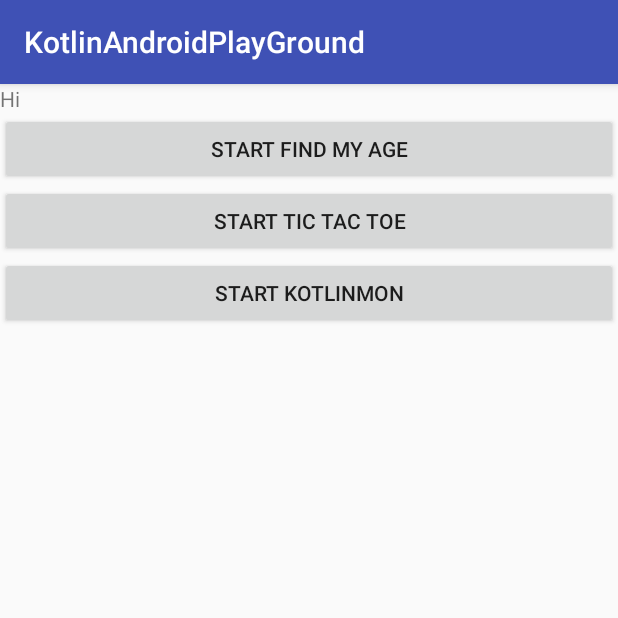
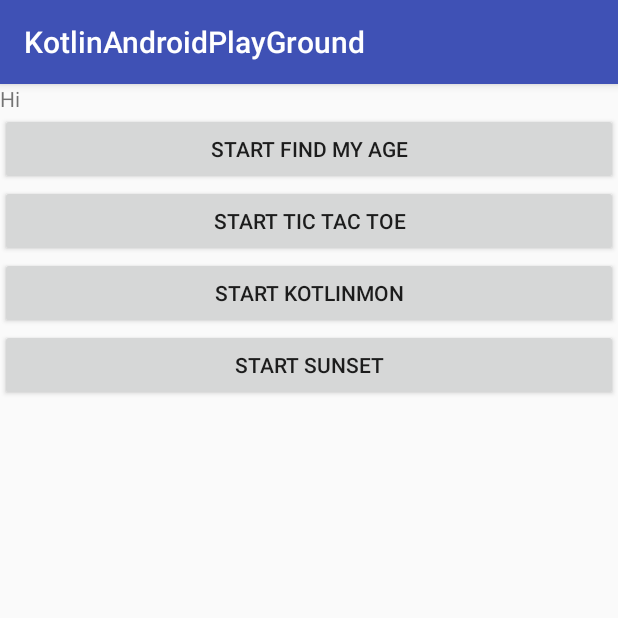
Before and after one commit to V1rus999/KotlinPlayground, an Android app: the screen it shows after launch (MainActivity), on a phone screen of 412 x 824 dp, the top half of it. Run offline under Robolectric (Android 15) with nearby library versions, the phone set to English and light mode, and no system bars.

Commit message:
dev_Refactoring code a bit

```diff
--- a/KotlinAndroidPlayGround/app/src/main/java/com/droidit/kotlinandroidplayground/MainActivity.kt
+++ b/KotlinAndroidPlayGround/app/src/main/java/com/droidit/kotlinandroidplayground/MainActivity.kt
@@ -5,6 +5,7 @@ import android.os.Bundle
 import android.support.v7.app.AppCompatActivity
 import android.widget.Toast
 import com.droidit.kotlinandroidplayground.kotlinmon.KotlinMonMapsActivity
+import com.droidit.kotlinandroidplayground.sunset.SunsetActivity
 import kotlinx.android.synthetic.main.activity_main.*
 
 class MainActivity : AppCompatActivity() {
@@ -17,6 +18,7 @@ class MainActivity : AppCompatActivity() {
         start_find_age_btn.setOnClickListener({ FindAgeActivity.start(this) })
         start_tictac_btn.setOnClickListener({ TicTacToeActivity.start(this) })
         start_kotlinmon_btn.setOnClickListener({ KotlinMonMapsActivity.start(this) })
+        start_sunset_btn.setOnClickListener({ SunsetActivity.start(this) })
     }
 
     fun Context.toast(text: String) = Toast.makeText(this, text, Toast.LENGTH_SHORT).show()
--- a/KotlinAndroidPlayGround/app/src/main/java/com/droidit/kotlinandroidplayground/kotlinmon/KotlinMonMapsActivity.kt
+++ b/KotlinAndroidPlayGround/app/src/main/java/com/droidit/kotlinandroidplayground/kotlinmon/KotlinMonMapsActivity.kt
@@ -115,6 +115,7 @@ class KotlinMonMapsActivity : AppCompatActivity(), OnMapReadyCallback, LocationL
         player.marker?.remove()
         player.marker = mMap.addMarker(MarkerOptions().position(LatLng(player.lat!!, player.long!!)).icon(BitmapDescriptorFactory.fromBitmap(resizeMapIcons(player.resId, 100, 100))).title(player.name))
         mMap.animateCamera(CameraUpdateFactory.newLatLngZoom(player.marker!!.position, 12f))
+
         smilies.removeAll { it ->
             if (it.checkCollision(player.location())) {
                 it.marker!!.remove()
--- a/KotlinAndroidPlayGround/app/src/main/res/layout/activity_main.xml
+++ b/KotlinAndroidPlayGround/app/src/main/res/layout/activity_main.xml
@@ -1,6 +1,5 @@
 <?xml version="1.0" encoding="utf-8"?>
 <LinearLayout xmlns:android="http://schemas.android.com/apk/res/android"
-    xmlns:app="http://schemas.android.com/apk/res-auto"
     xmlns:tools="http://schemas.android.com/tools"
     android:layout_width="match_parent"
     android:layout_height="match_parent"
@@ -11,11 +10,7 @@
         android:id="@+id/hello_textview"
         android:layout_width="wrap_content"
         android:layout_height="wrap_content"
-        android:text="Hello World!"
-        app:layout_constraintBottom_toBottomOf="parent"
-        app:layout_constraintLeft_toLeftOf="parent"
-        app:layout_constraintRight_toRightOf="parent"
-        app:layout_constraintTop_toTopOf="parent" />
+        android:text="Hello World!" />
 
     <Button
         android:id="@+id/start_find_age_btn"
@@ -30,9 +25,15 @@
         android:text="Start Tic Tac Toe" />
 
     <Button
-        android:id="@+id/start_kotlinmon_btn"
+    android:id="@+id/start_kotlinmon_btn"
+    android:layout_width="match_parent"
+    android:layout_height="wrap_content"
+    android:text="Start Kotlinmon" />
+
+    <Button
+        android:id="@+id/start_sunset_btn"
         android:layout_width="match_parent"
         android:layout_height="wrap_content"
-        android:text="Start Kotlinmon" />
+        android:text="Start Sunset" />
 
 </LinearLayout>
--- a/KotlinAndroidPlayGround/build.gradle
+++ b/KotlinAndroidPlayGround/build.gradle
@@ -7,7 +7,7 @@ buildscript {
         jcenter()
     }
     dependencies {
-        classpath 'com.android.tools.build:gradle:3.0.0-alpha7'
+        classpath 'com.android.tools.build:gradle:3.0.0-beta2'
         classpath "org.jetbrains.kotlin:kotlin-gradle-plugin:$kotlin_version"
 
         // NOTE: Do not place your application dependencies here; they belong
```
Also changed, not shown: KotlinAndroidPlayGround/app/src/main/AndroidManifest.xml (+8 -6 lines), KotlinAndroidPlayGround/app/src/main/java/com/droidit/kotlinandroidplayground/sunset/SunsetActivity.kt (added, +49 -0 lines), KotlinAndroidPlayGround/app/src/main/res/layout/activity_sunset.xml (added, +32 -0 lines), KotlinAndroidPlayGround/gradle/wrapper/gradle-wrapper.properties.
